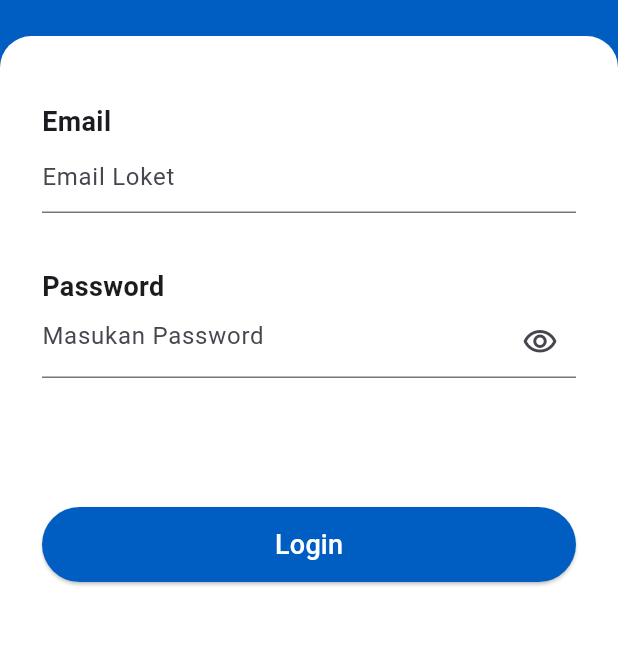
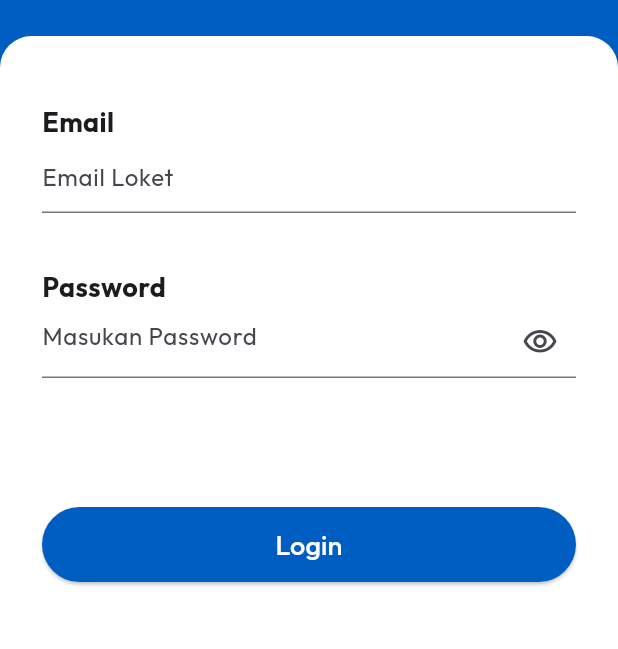
Before and after one commit to Ridhsuki/idn-eticket-app, a Flutter app: the screen it shows after launch, on a phone screen of 412 x 824 dp. Shown: the part 312-961 px from the top of the screen. Run offline on Flutter 3.47's test engine with Material 3 defaults, Android fonts, the phone set to English and light mode, and no system bars; our stand-ins replace flutter_svg, google_fonts.

Commit message:
chore: change font - add google fonts deoendencies - change font to outfit from google fonts dependencies - add new assets 'sync json'

```diff
--- a/eticket_flutter_app/lib/main.dart
+++ b/eticket_flutter_app/lib/main.dart
@@ -4,6 +4,7 @@ import 'package:eticket_flutter_app/ui/home/detail_order_screen.dart';
 import 'package:eticket_flutter_app/ui/home/main_screen.dart';
 import 'package:eticket_flutter_app/ui/home/payment_receipt_screen.dart';
 import 'package:flutter/material.dart';
+import 'package:google_fonts/google_fonts.dart';
 
 void main() {
   runApp(MyApp());
@@ -16,6 +17,9 @@ class MyApp extends StatelessWidget {
   Widget build(BuildContext context) {
     return MaterialApp(
       debugShowCheckedModeBanner: false,
+      theme: ThemeData(
+        textTheme: GoogleFonts.outfitTextTheme(Theme.of(context).textTheme),
+      ),
       initialRoute: '/',
       routes: {
         '/': (context) => SplashScreen(),
--- a/eticket_flutter_app/pubspec.yaml
+++ b/eticket_flutter_app/pubspec.yaml
@@ -32,6 +32,7 @@ dependencies:
   flutter:
     sdk: flutter
   flutter_svg: ^2.0.17
+  google_fonts: ^6.2.1
   intl: ^0.20.2
 
 dev_dependencies:
```
Also changed, not shown: eticket_flutter_app/assets/icons/sync.json (added, +1 -0 lines), eticket_flutter_app/pubspec.lock.
